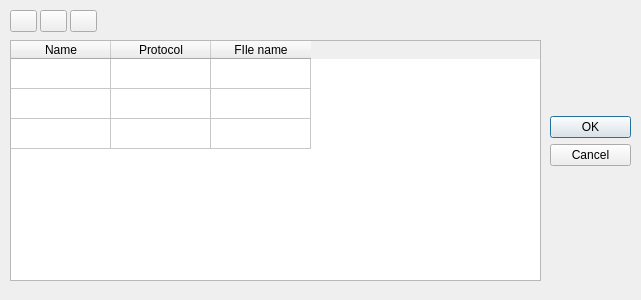
fire-lizard/QBoard, file enginemanager.ui: the form before one commit.
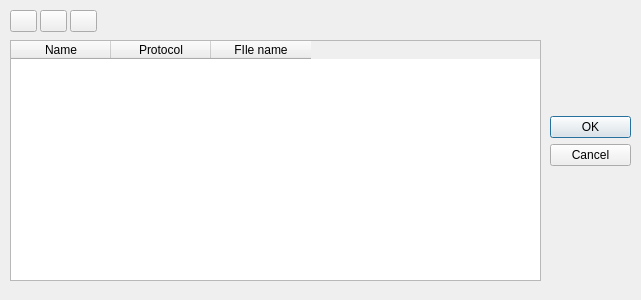
The form after the commit. Icons and pictures are not drawn.

Diff of the .ui file:
```diff
--- a/enginemanager.ui
+++ b/enginemanager.ui
@@ -50,21 +50,6 @@
    <attribute name="verticalHeaderVisible">
     <bool>false</bool>
    </attribute>
-   <row>
-    <property name="text">
-     <string>Новая строка</string>
-    </property>
-   </row>
-   <row>
-    <property name="text">
-     <string>Новая строка</string>
-    </property>
-   </row>
-   <row>
-    <property name="text">
-     <string>Новая строка</string>
-    </property>
-   </row>
    <column>
     <property name="text">
      <string>Name</string>
```
